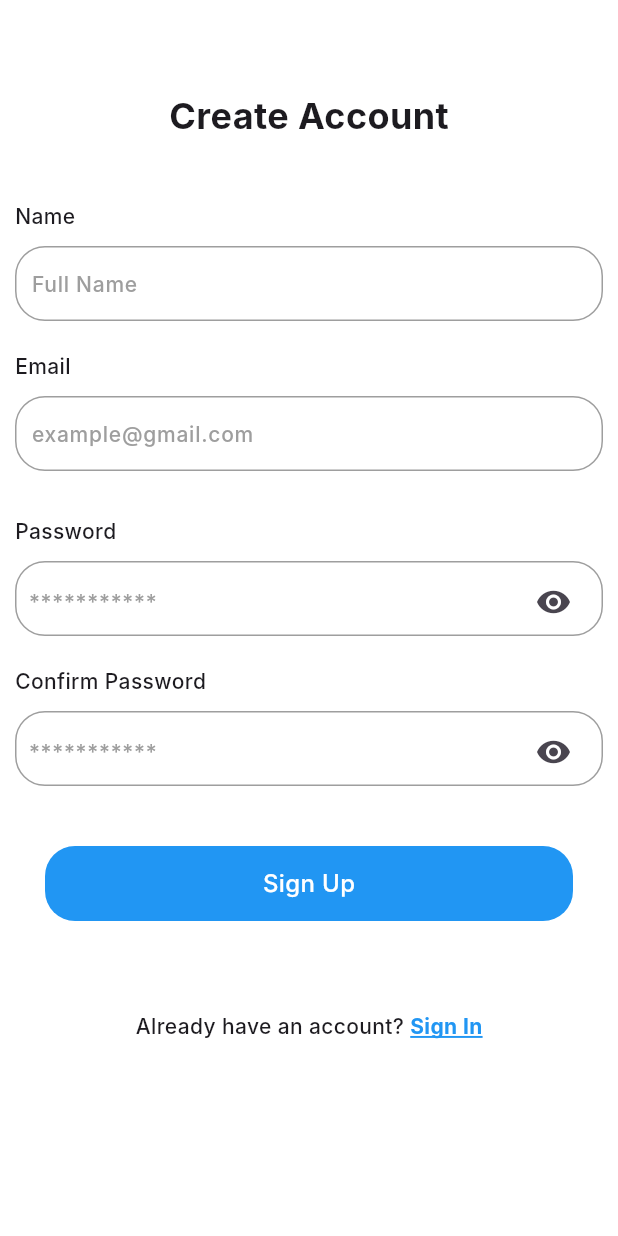
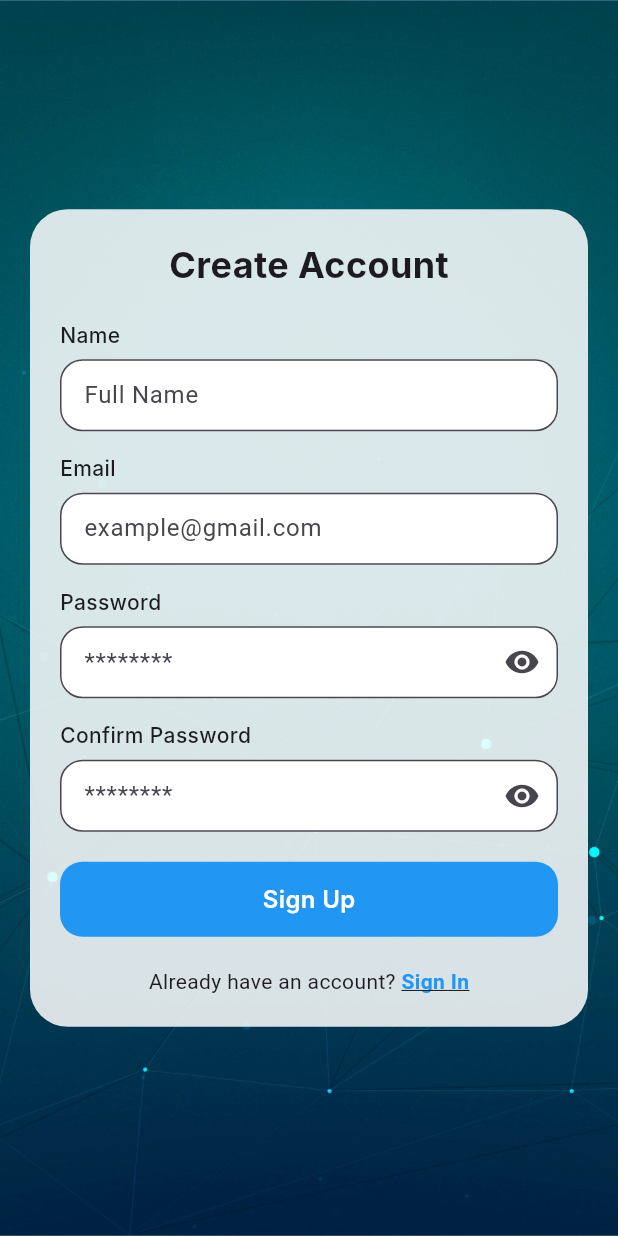
Before and after one commit to ArjunSaji7/pdf_viewer, a Flutter app: the screen it shows after launch, after a tap on "Sign Up", on a phone screen of 412 x 824 dp. Run offline on Flutter 3.47's test engine with Material 3 defaults, Android fonts, the phone set to English and light mode, and no system bars; our stand-ins replace cloud_firestore, firebase_auth, firebase_core, firebase_storage, permission_handler, share_plus and 1 more; missing offline and left inert: flutter_downloader, flutter_pdfview; accounts and stored records are empty; network calls fail; Roboto replaces fonts that are missing (Inter).

Commit message:
ui changes

```diff
--- a/lib/screens/screen_sign_up.dart
+++ b/lib/screens/screen_sign_up.dart
@@ -1,7 +1,6 @@
 import 'package:flutter/material.dart';
 import 'package:pdf_viewer/screens/screen_login.dart';
 import 'package:firebase_auth/firebase_auth.dart';
-
 
 class ScreenSignUp extends StatefulWidget {
   const ScreenSignUp({super.key});
@@ -11,20 +10,20 @@ class ScreenSignUp extends StatefulWidget {
 }
 
 class _ScreenSignUpState extends State<ScreenSignUp> {
-  bool _obscureText = true;
+  bool _obscurePassword = true;
+  bool _obscureConfirmPassword = true;
   bool _isLoading = false;
+
   final _nameController = TextEditingController();
   final _emailController = TextEditingController();
   final _passwordController = TextEditingController();
   final _confirmPasswordController = TextEditingController();
 
-  // Function to validate email format
   bool _validateEmail(String email) {
     final emailRegex = RegExp(r'^[a-zA-Z0-9._%+-]+@[a-zA-Z0-9.-]+\.[a-zA-Z]{2,}$');
     return emailRegex.hasMatch(email);
   }
 
-  // Function to register the user using Firebase Authentication.
   Future<void> _signupUser() async {
     setState(() {
       _isLoading = true;
@@ -33,7 +32,6 @@ class _ScreenSignUpState extends State<ScreenSignUp> {
       final String email = _emailController.text.trim();
       final String password = _passwordController.text.trim();
 
-      // Validate email format
       if (!_validateEmail(email)) {
         ScaffoldMessenger.of(context).showSnackBar(
           const SnackBar(
@@ -44,20 +42,18 @@ class _ScreenSignUpState extends State<ScreenSignUp> {
         return;
       }
 
-      // Create a new user with the provided email and password.
       UserCredential userCredential =
       await FirebaseAuth.instance.createUserWithEmailAndPassword(
         email: email,
         password: password,
       );
 
-      // Optionally, update the user's display name with the provided name.
       await userCredential.user!
           .updateDisplayName(_nameController.text.trim());
+
       ScaffoldMessenger.of(context).showSnackBar(const SnackBar(
           backgroundColor: Colors.blue,
           content: Text('Registration Successful')));
-      // Registration successful. Navigate to LoginScreen (or HomeScreen if desired)
       Navigator.pushReplacement(context,
           MaterialPageRoute(builder: (context) => const ScreenLogin()));
     } on FirebaseAuthException catch (e) {
@@ -96,274 +92,218 @@ class _ScreenSignUpState extends State<ScreenSignUp> {
   @override
   Widget build(BuildContext context) {
     return Scaffold(
-      backgroundColor: Colors.white,
-      body: SingleChildScrollView(
-        child: Padding(
-          padding: const EdgeInsets.all(10.0),
+      body: GestureDetector(
+        onTap: () => FocusScope.of(context).unfocus(),
+        child: Stack(
+          children: [
+            // Background Image
+            SizedBox.expand(
+              child: Image.asset(
+                'assets/images/freepik__adjust__1540.png',
+                fit: BoxFit.cover,
+              ),
+            ),
+            Center(
+              child: SingleChildScrollView(
+                padding: const EdgeInsets.all(20),
+                child: Container(
+                  padding: const EdgeInsets.all(20),
+                  decoration: BoxDecoration(
+                    color: Colors.white.withOpacity(0.85),
+                    borderRadius: BorderRadius.circular(25),
+                  ),
                   child: Column(
-            crossAxisAlignment: CrossAxisAlignment.center,
+                    mainAxisSize: MainAxisSize.min,
                     children: [
-              const SizedBox(
-                height: 50,
-              ),
                       const Text(
                         'Create Account',
                         style: TextStyle(
-                    fontFamily: 'Inter', fontWeight: FontWeight.w700, fontSize: 24),
-              ),
-              const SizedBox(
-                height: 40,
-              ),
-              const Align(
-                  alignment: Alignment.centerLeft,
-                  child: Text(
-                    'Name',
-                    style: TextStyle(
-                        fontFamily: 'Inter', fontWeight: FontWeight.w500, fontSize: 14),
-                  )),
-              const SizedBox(
-                height: 10,
-              ),
-              Container(
-                height: 50,
-                width: MediaQuery.of(context).size.width,
-                decoration: BoxDecoration(
-                    borderRadius: BorderRadius.circular(20),
-                    border: Border.all(color: Colors.grey)),
-                child: Padding(
-                  padding: const EdgeInsets.only(left: 10.0),
-                  child: TextField(
-                    controller: _nameController,
-                    decoration: const InputDecoration(
-                        hintText: 'Full Name',
-                        hintStyle: TextStyle(
-                            color: Colors.grey,
                           fontFamily: 'Inter',
-                            fontWeight: FontWeight.w500,
-                            fontSize: 14),
-                        border: InputBorder.none),
+                          fontWeight: FontWeight.w700,
+                          fontSize: 24,
                         ),
                       ),
-              ),
-              const SizedBox(
-                height: 20,
-              ),
-              const Align(
-                  alignment: Alignment.centerLeft,
-                  child: Text(
-                    'Email',
-                    style: TextStyle(
-                        fontFamily: 'Inter', fontWeight: FontWeight.w500, fontSize: 14),
-                  )),
-              const SizedBox(
-                height: 10,
-              ),
-              Container(
-                height: 50,
-                width: MediaQuery.of(context).size.width,
-                decoration: BoxDecoration(
-                    borderRadius: BorderRadius.circular(20),
-                    border: Border.all(color: Colors.grey)),
-                child: Padding(
-                  padding: const EdgeInsets.only(left: 10.0),
-                  child: TextField(
-                    controller: _emailController,
-                    decoration: const InputDecoration(
-                        hintText: 'example@gmail.com',
-                        hintStyle: TextStyle(
-                            color: Colors.grey,
-                            fontFamily: 'Inter',
-                            fontWeight: FontWeight.w500,
-                            fontSize: 14),
-                        border: InputBorder.none),
-                  ),
-                ),
-              ),
-              const SizedBox(
-                height: 30,
-              ),
-              const Align(
-                  alignment: Alignment.centerLeft,
-                  child: Text(
-                    'Password',
-                    style: TextStyle(
-                        fontFamily: 'Inter', fontWeight: FontWeight.w500, fontSize: 14),
-                  )),
-              const SizedBox(
-                height: 10,
-              ),
-              Container(
-                height: 50,
-                width: MediaQuery.of(context).size.width,
-                decoration: BoxDecoration(
-                    borderRadius: BorderRadius.circular(20),
-                    border: Border.all(color: Colors.grey)),
-                child: Padding(
-                  padding:
-                  const EdgeInsets.only(left: 8.0, right: 8, top: 4),
-                  child: TextField(
+                      const SizedBox(height: 20),
+                      _buildTextField(
+                          label: 'Name',
+                          hint: 'Full Name',
+                          controller: _nameController),
+                      const SizedBox(height: 15),
+                      _buildTextField(
+                          label: 'Email',
+                          hint: 'example@gmail.com',
+                          controller: _emailController),
+                      const SizedBox(height: 15),
+                      _buildPasswordField(
+                        label: 'Password',
                         controller: _passwordController,
-                    decoration: InputDecoration(
-                      hintText: '***********',
-                      hintStyle: const TextStyle(
-                          color: Colors.grey,
-                          fontFamily: 'Inter',
-                          fontWeight: FontWeight.w500,
-                          fontSize: 14),
-                      border: InputBorder.none,
-                      suffixIcon: IconButton(
-                        icon: Icon(_obscureText
-                            ? Icons.visibility
-                            : Icons.visibility_off),
-                        onPressed: () {
-                          setState(() {
-                            _obscureText = !_obscureText;
-                          });
+                        obscureText: _obscurePassword,
+                        toggleVisibility: () {
+                          setState(() => _obscurePassword = !_obscurePassword);
                         },
                       ),
-                    ),
-                    obscureText: _obscureText,
-                  ),
-                ),
-              ),
-              const SizedBox(
-                height: 20,
-              ),
-              // Password confirmation field
-              const Align(
-                  alignment: Alignment.centerLeft,
-                  child: Text(
-                    'Confirm Password',
-                    style: TextStyle(
-                        fontFamily: 'Inter', fontWeight: FontWeight.w500, fontSize: 14),
-                  )),
-              const SizedBox(
-                height: 10,
-              ),
-              Container(
-                height: 50,
-                width: MediaQuery.of(context).size.width,
-                decoration: BoxDecoration(
-                    borderRadius: BorderRadius.circular(20),
-                    border: Border.all(color: Colors.grey)),
-                child: Padding(
-                  padding:
-                  const EdgeInsets.only(left: 8.0, right: 8, top: 4),
-                  child: TextField(
+                      const SizedBox(height: 15),
+                      _buildPasswordField(
+                        label: 'Confirm Password',
                         controller: _confirmPasswordController,
-                    decoration: InputDecoration(
-                      hintText: '***********',
-                      hintStyle: const TextStyle(
-                          color: Colors.grey,
-                          fontFamily: 'Inter',
-                          fontWeight: FontWeight.w500,
-                          fontSize: 14),
-                      border: InputBorder.none,
-                      suffixIcon: IconButton(
-                        icon: Icon(_obscureText
-                            ? Icons.visibility
-                            : Icons.visibility_off),
-                        onPressed: () {
-                          setState(() {
-                            _obscureText = !_obscureText;
-                          });
+                        obscureText: _obscureConfirmPassword,
+                        toggleVisibility: () {
+                          setState(() => _obscureConfirmPassword =
+                          !_obscureConfirmPassword);
                         },
                       ),
-                    ),
-                    obscureText: _obscureText,
-                  ),
-                ),
-              ),
-              const SizedBox(
-                height: 20,
-              ),
-              Padding(
-                padding: const EdgeInsets.all(20),
-                child: GestureDetector(
-                  onTap: () {
+                      const SizedBox(height: 20),
+                      GestureDetector(
+                        onTap: _isLoading
+                            ? null
+                            : () {
                           if (_nameController.text.isNotEmpty &&
                               _emailController.text.isNotEmpty &&
                               _passwordController.text.isNotEmpty &&
-                        _confirmPasswordController.text.isNotEmpty) {
-                      if (!_validateEmail(_emailController.text)) {
-                        ScaffoldMessenger.of(context).showSnackBar(const SnackBar(
+                              _confirmPasswordController
+                                  .text.isNotEmpty) {
+                            if (!_validateEmail(
+                                _emailController.text)) {
+                              ScaffoldMessenger.of(context).showSnackBar(
+                                  const SnackBar(
                                       backgroundColor: Colors.red,
-                            content: Text('Please enter a valid email address.')));
+                                      content: Text(
+                                          'Please enter a valid email address.')));
                             } else if (_passwordController.text.trim() !=
                                 _confirmPasswordController.text.trim()) {
-                        ScaffoldMessenger.of(context).showSnackBar(const SnackBar(
+                              ScaffoldMessenger.of(context).showSnackBar(
+                                  const SnackBar(
                                       backgroundColor: Colors.red,
-                            content: Text('Passwords do not match.')));
+                                      content:
+                                      Text('Passwords do not match.')));
                             } else {
-                        // Call the sign up function
                               _signupUser();
                             }
                           } else {
-                      ScaffoldMessenger.of(context).showSnackBar(const SnackBar(
+                            ScaffoldMessenger.of(context).showSnackBar(
+                                const SnackBar(
                                     backgroundColor: Colors.red,
-                          content: Text('Please fill in all fields.')));
+                                    content: Text(
+                                        'Please fill in all fields.')));
                           }
                         },
                         child: Container(
                           height: 50,
-                    width: MediaQuery.of(context).size.width,
                           decoration: BoxDecoration(
                             color: Colors.blue,
-                        borderRadius: BorderRadius.circular(20)),
+                            borderRadius: BorderRadius.circular(15),
+                          ),
                           child: Center(
                             child: _isLoading
                                 ? const CircularProgressIndicator(
-                          valueColor:
-                          AlwaysStoppedAnimation<Color>(Colors.white),
+                              valueColor: AlwaysStoppedAnimation<Color>(
+                                  Colors.white),
                             )
                                 : const Text(
-                          "Sign Up",
+                              'Sign Up',
                               style: TextStyle(
+                                  color: Colors.white,
                                   fontSize: 16,
-                              color: Colors.white,
                                   fontFamily: 'Inter',
-                              fontWeight: FontWeight.w500),
-                        )),
+                                  fontWeight: FontWeight.w600),
                             ),
                           ),
                         ),
-              const SizedBox(
-                height: 20,
                       ),
-
-              const SizedBox(
-                height: 20,
-              ),
+                      const SizedBox(height: 20),
                       Row(
                         mainAxisAlignment: MainAxisAlignment.center,
                         children: [
-                  const Text('Already have an account? ',
-                      style: TextStyle(
-                        fontFamily: 'Inter',
-                        fontWeight: FontWeight.w500,
-                      )),
+                          const Text("Already have an account? "),
                           GestureDetector(
                             onTap: () {
                               Navigator.push(
                                   context,
                                   MaterialPageRoute(
-                                builder: (context) => const ScreenLogin()));
+                                      builder: (_) => const ScreenLogin()));
                             },
                             child: const Text(
-                        'Sign In',
+                              "Sign In",
                               style: TextStyle(
                                 color: Colors.blue,
-                            fontFamily: 'Inter',
-                            fontWeight: FontWeight.w700,
+                                fontWeight: FontWeight.bold,
                                 decoration: TextDecoration.underline,
-                            decorationColor: Colors.blue),
-                      ))
+                              ),
+                            ),
+                          )
                         ],
                       )
                     ],
                   ),
                 ),
               ),
+            )
+          ],
+        ),
+      ),
+    );
+  }
+
+  Widget _buildTextField({
+    required String label,
+    required String hint,
+    required TextEditingController controller,
+  }) {
+    return Column(
+      crossAxisAlignment: CrossAxisAlignment.start,
+      children: [
+        Text(label,
+            style: const TextStyle(
+                fontFamily: 'Inter', fontWeight: FontWeight.w500)),
+        const SizedBox(height: 6),
+        TextField(
+          controller: controller,
+          decoration: InputDecoration(
+            hintText: hint,
+            contentPadding:
+            const EdgeInsets.symmetric(horizontal: 12, vertical: 12),
+            border:
+            OutlineInputBorder(borderRadius: BorderRadius.circular(15)),
+            fillColor: Colors.white,
+            filled: true
+          ),
+        ),
+      ],
+    );
+  }
+
+  Widget _buildPasswordField({
+    required String label,
+    required TextEditingController controller,
+    required bool obscureText,
+    required VoidCallback toggleVisibility,
+  }) {
+    return Column(
+      crossAxisAlignment: CrossAxisAlignment.start,
+      children: [
+        Text(label,
+            style: const TextStyle(
+                fontFamily: 'Inter', fontWeight: FontWeight.w500)),
+        const SizedBox(height: 6),
+        TextField(
+          controller: controller,
+          obscureText: obscureText,
+          decoration: InputDecoration(
+            hintText: '********',
+            contentPadding:
+            const EdgeInsets.symmetric(horizontal: 12, vertical: 12),
+            border:
+            OutlineInputBorder(borderRadius: BorderRadius.circular(15)),
+            suffixIcon: IconButton(
+              icon:
+              Icon(obscureText ? Icons.visibility : Icons.visibility_off),
+              onPressed: toggleVisibility,
+            ),
+              fillColor: Colors.white,
+              filled: true
+          ),
+        ),
+      ],
     );
   }
 }
--- a/lib/screens/screen_splash.dart
+++ b/lib/screens/screen_splash.dart
@@ -3,7 +3,6 @@ import 'package:flutter/material.dart';
 import 'package:pdf_viewer/screens/screen_home.dart';
 import 'package:pdf_viewer/screens/screen_login.dart';
 import 'package:firebase_auth/firebase_auth.dart';
-
 
 class ScreenSplash extends StatefulWidget {
   const ScreenSplash({super.key});
@@ -20,42 +19,44 @@ class _ScreenSplashState extends State<ScreenSplash> {
     super.initState();
 
     // Start fade-in animation
-    Future.delayed(Duration(milliseconds: 500), () {
+    Future.delayed(const Duration(milliseconds: 500), () {
       setState(() {
         _opacity = 1.0;
       });
     });
 
     // Check login status after delay
-    Timer(Duration(seconds: 3), () {
+    Timer(const Duration(seconds: 3), () {
       checkUserLoginStatus();
     });
   }
 
-
   @override
   Widget build(BuildContext context) {
     return Scaffold(
+      backgroundColor: Colors.black,
       body: Stack(
         fit: StackFit.expand,
         children: [
-          // Background Image
-          Container(
-            height: 100,
-            width: 200,
-            child: Image.asset(
-              'assets/images/logo.jpeg', // Replace with your image path
-              fit: BoxFit.cover,
-            ),
-          ),
+          // Logo Image
+          // Center(
+          //   child: Container(
+          //     height: 300,
+          //     width: 300,
+          //     child: Image.asset(
+          //       'assets/images/smec logo.png',
+          //       fit: BoxFit.contain,
+          //     ),
+          //   ),
+          // ),
 
-          // Animated Welcome Text
+          // Welcome Text
           Padding(
             padding: const EdgeInsets.only(top: 50.0),
             child: Align(
               alignment: Alignment.topCenter,
               child: AnimatedOpacity(
-                duration: Duration(seconds: 2),
+                duration: const Duration(seconds: 2),
                 opacity: _opacity,
                 child: Text(
                   'Welcome!',
@@ -65,9 +66,9 @@ class _ScreenSplashState extends State<ScreenSplash> {
                     fontWeight: FontWeight.bold,
                     shadows: [
                       Shadow(
-                        color: Colors.black.withOpacity(0.8),
+                        color: Colors.blueAccent.withOpacity(0.8),
                         offset: Offset(2, 2),
-                        blurRadius: 4,
+                        blurRadius: 6,
                       ),
                     ],
                   ),
@@ -80,20 +81,16 @@ class _ScreenSplashState extends State<ScreenSplash> {
     );
   }
 
-  /// Check if user is already logged in
   void checkUserLoginStatus() {
     User? user = FirebaseAuth.instance.currentUser;
 
     if (user != null) {
-      // User is logged in, navigate to HomeScreen
       goToScreen(ScreenHome());
     } else {
-      // No user found, navigate to LoginScreen
       goToScreen(ScreenLogin());
     }
   }
 
-  /// Navigate to the given screen
   void goToScreen(Widget screen) {
     Navigator.of(context).pushReplacement(
       MaterialPageRoute(builder: (context) => screen),
```
Also changed, not shown: lib/screens/screen_department_details.dart (+25 -17 lines), lib/screens/screen_home.dart (+100 -16 lines), assets/images/smec logo.png (added). Lines whose indentation alone changed are shown as unchanged.
